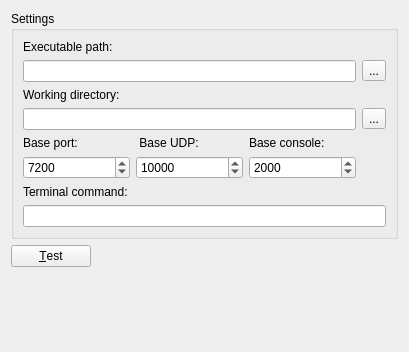
This is GNS3/Ui/ConfigurationPages/Form_PreferencesDynamips.ui in GNS3/gns3-legacy as Qt 5 draws it before an edit. The edited form follows.
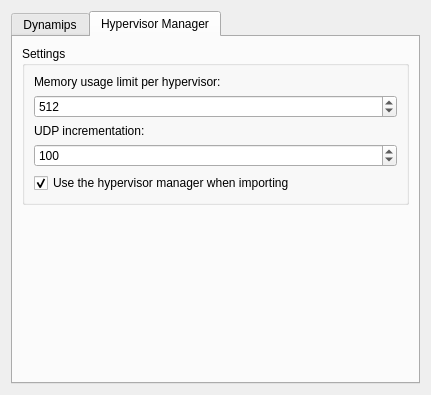
This is the edited form. The open tabs and pages were chosen to show the change.

Commit message: [GUI] New options in the preferences dialog

```diff
--- a/GNS3/Ui/ConfigurationPages/Form_PreferencesDynamips.ui
+++ b/GNS3/Ui/ConfigurationPages/Form_PreferencesDynamips.ui
@@ -5,13 +5,23 @@
    <rect>
     <x>0</x>
     <y>0</y>
-    <width>405</width>
-    <height>352</height>
+    <width>430</width>
+    <height>395</height>
    </rect>
   </property>
   <property name="windowTitle" >
    <string>Form</string>
   </property>
+  <layout class="QVBoxLayout" >
+   <item>
+    <widget class="QTabWidget" name="tabWidget" >
+     <property name="currentIndex" >
+      <number>0</number>
+     </property>
+     <widget class="QWidget" name="tab_1" >
+      <attribute name="title" >
+       <string>Dynamips</string>
+      </attribute>
   <layout class="QGridLayout" >
    <item row="0" column="0" colspan="2" >
     <widget class="QGroupBox" name="groupBox" >
@@ -158,6 +168,95 @@
       </size>
      </property>
     </spacer>
+       </item>
+      </layout>
+     </widget>
+     <widget class="QWidget" name="tab_2" >
+      <attribute name="title" >
+       <string>Hypervisor Manager</string>
+      </attribute>
+      <layout class="QVBoxLayout" >
+       <item>
+        <widget class="QGroupBox" name="groupBox_2" >
+         <property name="sizePolicy" >
+          <sizepolicy vsizetype="Maximum" hsizetype="MinimumExpanding" >
+           <horstretch>0</horstretch>
+           <verstretch>0</verstretch>
+          </sizepolicy>
+         </property>
+         <property name="title" >
+          <string>Settings</string>
+         </property>
+         <layout class="QGridLayout" >
+          <item row="0" column="0" >
+           <widget class="QLabel" name="label_4" >
+            <property name="text" >
+             <string>Memory usage limit per hypervisor:</string>
+            </property>
+           </widget>
+          </item>
+          <item row="1" column="0" >
+           <widget class="QSpinBox" name="spinBoxMemoryLimit" >
+            <property name="maximum" >
+             <number>1000000</number>
+            </property>
+            <property name="singleStep" >
+             <number>128</number>
+            </property>
+            <property name="value" >
+             <number>512</number>
+            </property>
+           </widget>
+          </item>
+          <item row="2" column="0" >
+           <widget class="QLabel" name="label_8" >
+            <property name="text" >
+             <string>UDP incrementation:</string>
+            </property>
+           </widget>
+          </item>
+          <item row="3" column="0" >
+           <widget class="QSpinBox" name="spinBoxUDPIncrementation" >
+            <property name="maximum" >
+             <number>100000</number>
+            </property>
+            <property name="singleStep" >
+             <number>10</number>
+            </property>
+            <property name="value" >
+             <number>100</number>
+            </property>
+           </widget>
+          </item>
+          <item row="4" column="0" >
+           <widget class="QCheckBox" name="checkBoxHypervisorManagerImport" >
+            <property name="text" >
+             <string>Use the hypervisor manager when importing</string>
+            </property>
+            <property name="checked" >
+             <bool>true</bool>
+            </property>
+           </widget>
+          </item>
+         </layout>
+        </widget>
+       </item>
+       <item>
+        <spacer>
+         <property name="orientation" >
+          <enum>Qt::Vertical</enum>
+         </property>
+         <property name="sizeHint" >
+          <size>
+           <width>20</width>
+           <height>141</height>
+          </size>
+         </property>
+        </spacer>
+       </item>
+      </layout>
+     </widget>
+    </widget>
    </item>
   </layout>
  </widget>
```
Lines whose indentation alone changed are shown as unchanged. The commit also changes 22 other files.
